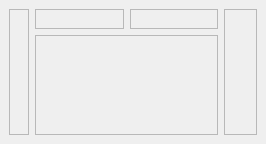
Above: QT-GroundStation2024/Windows/mainwindow.ui from WPI-HPRC/groundstation-frontend-2024 before the change. Below: the same form after it.
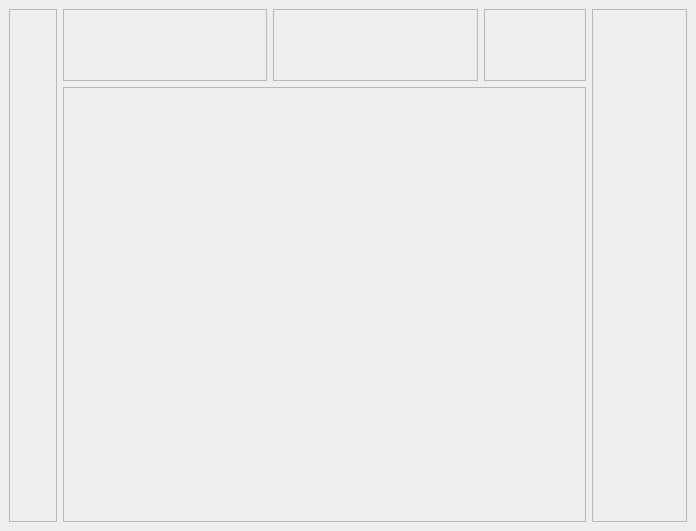
That is the form after the change. Custom widgets are drawn as their Qt base class.

Commit message: added server connection indicator

Patch:
```diff
--- a/QT-GroundStation2024/Windows/mainwindow.ui
+++ b/QT-GroundStation2024/Windows/mainwindow.ui
@@ -6,8 +6,8 @@
    <rect>
     <x>0</x>
     <y>0</y>
-    <width>266</width>
-    <height>144</height>
+    <width>696</width>
+    <height>531</height>
    </rect>
   </property>
   <property name="windowTitle">
@@ -38,21 +38,40 @@
          <layout class="QHBoxLayout" name="horizontalLayout_2">
           <item>
            <widget class="QFrame" name="frame_2">
+            <property name="sizePolicy">
+             <sizepolicy hsizetype="Preferred" vsizetype="Preferred">
+              <horstretch>2</horstretch>
+              <verstretch>0</verstretch>
+             </sizepolicy>
+            </property>
             <property name="frameShape">
              <enum>QFrame::StyledPanel</enum>
             </property>
             <property name="frameShadow">
              <enum>QFrame::Raised</enum>
             </property>
-            <layout class="QHBoxLayout" name="horizontalLayout_7">
+            <layout class="QVBoxLayout" name="verticalLayout">
              <item>
-              <widget class="hprcUTCClock" name="clockUTC" native="true"/>
+              <widget class="hprcUTCClock" name="clockUTC" native="true">
+               <property name="sizePolicy">
+                <sizepolicy hsizetype="Preferred" vsizetype="Preferred">
+                 <horstretch>0</horstretch>
+                 <verstretch>0</verstretch>
+                </sizepolicy>
+               </property>
+              </widget>
              </item>
             </layout>
            </widget>
           </item>
           <item>
            <widget class="QFrame" name="mTime">
+            <property name="sizePolicy">
+             <sizepolicy hsizetype="Preferred" vsizetype="Preferred">
+              <horstretch>2</horstretch>
+              <verstretch>0</verstretch>
+             </sizepolicy>
+            </property>
             <property name="frameShape">
              <enum>QFrame::StyledPanel</enum>
             </property>
@@ -66,6 +85,27 @@
             </layout>
            </widget>
           </item>
+          <item>
+           <widget class="QFrame" name="frame_3">
+            <property name="sizePolicy">
+             <sizepolicy hsizetype="Preferred" vsizetype="Preferred">
+              <horstretch>1</horstretch>
+              <verstretch>0</verstretch>
+             </sizepolicy>
+            </property>
+            <property name="frameShape">
+             <enum>QFrame::StyledPanel</enum>
+            </property>
+            <property name="frameShadow">
+             <enum>QFrame::Raised</enum>
+            </property>
+            <layout class="QVBoxLayout" name="verticalLayout_4">
+             <item>
+              <widget class="serverConnectionIndicator" name="widget_2" native="true"/>
+             </item>
+            </layout>
+           </widget>
+          </item>
          </layout>
         </item>
         <item>
@@ -192,6 +232,12 @@
    <header>Widgets/hprcgpslockindicator.h</header>
    <container>1</container>
   </customwidget>
+  <customwidget>
+   <class>serverConnectionIndicator</class>
+   <extends>QWidget</extends>
+   <header>Widgets/serverConnectionIndicator.h</header>
+   <container>1</container>
+  </customwidget>
  </customwidgets>
  <resources/>
  <connections/>
```
The commit also changes 12 other files.
